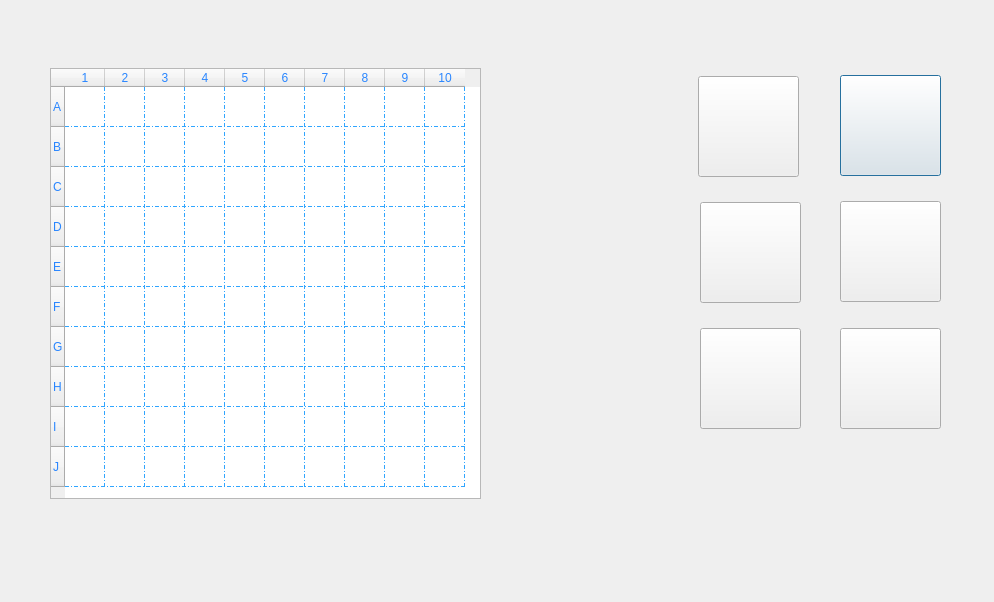
The window that dialoggetarm.ui (pouya-prh/Battle_Ship) describes before a commit, drawn with Qt 5.
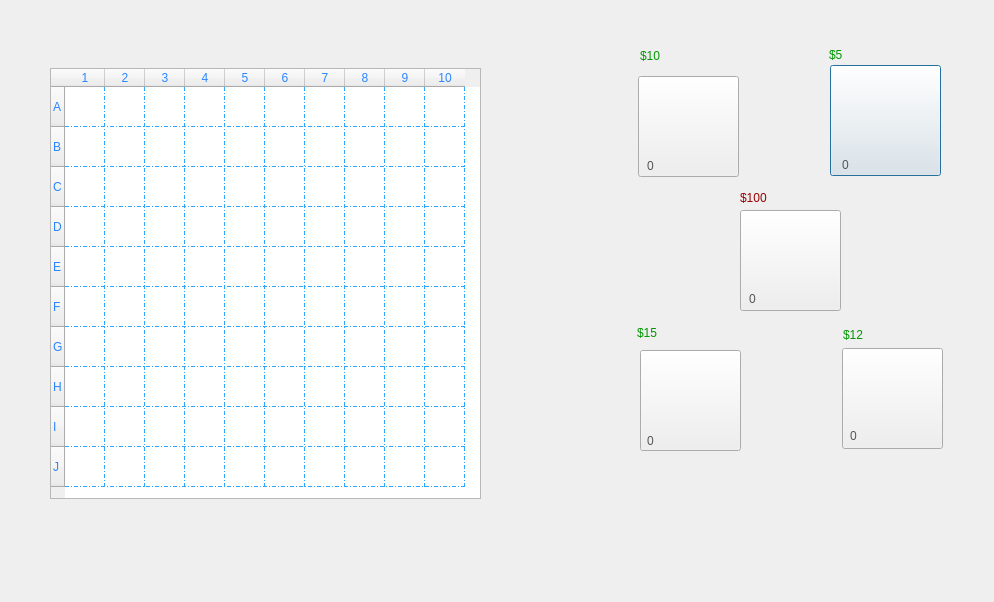
The same window after the commit. Icons and pictures are not drawn. Custom widgets are drawn as their Qt base class.

The edit to the form file:
```diff
--- a/dialoggetarm.ui
+++ b/dialoggetarm.ui
@@ -194,10 +194,10 @@
   <widget class="QPushButton" name="pushButton">
    <property name="geometry">
     <rect>
-     <x>840</x>
-     <y>75</y>
-     <width>101</width>
-     <height>101</height>
+     <x>830</x>
+     <y>65</y>
+     <width>111</width>
+     <height>111</height>
     </rect>
    </property>
    <property name="styleSheet">
@@ -210,24 +210,8 @@
   <widget class="QPushButton" name="pushButton_2">
    <property name="geometry">
     <rect>
-     <x>840</x>
-     <y>328</y>
-     <width>101</width>
-     <height>101</height>
-    </rect>
-   </property>
-   <property name="styleSheet">
-    <string notr="true">image: url(:/Recommended Source Files/Recommended Source Files/Images/lineattac.png);</string>
-   </property>
-   <property name="text">
-    <string/>
-   </property>
-  </widget>
-  <widget class="QPushButton" name="pushButton_3">
-   <property name="geometry">
-    <rect>
-     <x>840</x>
-     <y>201</y>
+     <x>842</x>
+     <y>348</y>
      <width>101</width>
      <height>101</height>
     </rect>
@@ -242,7 +226,7 @@
   <widget class="QPushButton" name="pushButton_4">
    <property name="geometry">
     <rect>
-     <x>698</x>
+     <x>638</x>
      <y>76</y>
      <width>101</width>
      <height>101</height>
@@ -258,8 +242,8 @@
   <widget class="QPushButton" name="pushButton_5">
    <property name="geometry">
     <rect>
-     <x>700</x>
-     <y>202</y>
+     <x>640</x>
+     <y>350</y>
      <width>101</width>
      <height>101</height>
     </rect>
@@ -274,8 +258,8 @@
   <widget class="QPushButton" name="pushButton_6">
    <property name="geometry">
     <rect>
-     <x>700</x>
-     <y>328</y>
+     <x>740</x>
+     <y>210</y>
      <width>101</width>
      <height>101</height>
     </rect>
@@ -287,6 +271,216 @@
     <string/>
    </property>
   </widget>
+  <widget class="QLabel" name="label">
+   <property name="geometry">
+    <rect>
+     <x>640</x>
+     <y>40</y>
+     <width>41</width>
+     <height>31</height>
+    </rect>
+   </property>
+   <property name="styleSheet">
+    <string notr="true">background-image: url(:/Recommended Source Files/Recommended Source Files/Images/WhiteBackG.png);
+font: 10pt &quot;BYRIL_Sea_Battle2&quot;;
+color: rgb(0, 150, 0);</string>
+   </property>
+   <property name="text">
+    <string>$10</string>
+   </property>
+   <property name="alignment">
+    <set>Qt::AlignLeading|Qt::AlignLeft|Qt::AlignVCenter</set>
+   </property>
+  </widget>
+  <widget class="QLabel" name="label_2">
+   <property name="geometry">
+    <rect>
+     <x>829</x>
+     <y>39</y>
+     <width>41</width>
+     <height>31</height>
+    </rect>
+   </property>
+   <property name="styleSheet">
+    <string notr="true">background-image: url(:/Recommended Source Files/Recommended Source Files/Images/WhiteBackG.png);
+font: 10pt &quot;BYRIL_Sea_Battle2&quot;;
+color: rgb(0, 150, 0);</string>
+   </property>
+   <property name="text">
+    <string>$5</string>
+   </property>
+   <property name="alignment">
+    <set>Qt::AlignLeading|Qt::AlignLeft|Qt::AlignVCenter</set>
+   </property>
+  </widget>
+  <widget class="QLabel" name="label_3">
+   <property name="geometry">
+    <rect>
+     <x>637</x>
+     <y>317</y>
+     <width>41</width>
+     <height>31</height>
+    </rect>
+   </property>
+   <property name="styleSheet">
+    <string notr="true">background-image: url(:/Recommended Source Files/Recommended Source Files/Images/WhiteBackG.png);
+font: 10pt &quot;BYRIL_Sea_Battle2&quot;;
+color: rgb(0, 150, 0);</string>
+   </property>
+   <property name="text">
+    <string>$15</string>
+   </property>
+   <property name="alignment">
+    <set>Qt::AlignLeading|Qt::AlignLeft|Qt::AlignVCenter</set>
+   </property>
+  </widget>
+  <widget class="QLabel" name="label_4">
+   <property name="geometry">
+    <rect>
+     <x>843</x>
+     <y>319</y>
+     <width>41</width>
+     <height>31</height>
+    </rect>
+   </property>
+   <property name="styleSheet">
+    <string notr="true">background-image: url(:/Recommended Source Files/Recommended Source Files/Images/WhiteBackG.png);
+font: 10pt &quot;BYRIL_Sea_Battle2&quot;;
+color: rgb(0, 150, 0);</string>
+   </property>
+   <property name="text">
+    <string>$12</string>
+   </property>
+   <property name="alignment">
+    <set>Qt::AlignLeading|Qt::AlignLeft|Qt::AlignVCenter</set>
+   </property>
+  </widget>
+  <widget class="QLabel" name="label_5">
+   <property name="geometry">
+    <rect>
+     <x>740</x>
+     <y>182</y>
+     <width>51</width>
+     <height>31</height>
+    </rect>
+   </property>
+   <property name="styleSheet">
+    <string notr="true">background-image: url(:/Recommended Source Files/Recommended Source Files/Images/WhiteBackG.png);
+font: 10pt &quot;BYRIL_Sea_Battle2&quot;;
+color: rgb(150, 0, 0);</string>
+   </property>
+   <property name="text">
+    <string>$100</string>
+   </property>
+   <property name="alignment">
+    <set>Qt::AlignLeading|Qt::AlignLeft|Qt::AlignVCenter</set>
+   </property>
+  </widget>
+  <widget class="QLabel" name="airDefanceCounter">
+   <property name="geometry">
+    <rect>
+     <x>640</x>
+     <y>155</y>
+     <width>21</width>
+     <height>21</height>
+    </rect>
+   </property>
+   <property name="styleSheet">
+    <string notr="true">background-image: url(:/Recommended Source Files/Recommended Source Files/Images/WhiteBackG.png);
+font: 10pt &quot;BYRIL_Sea_Battle2&quot;;
+color: rgb(85, 85, 85);</string>
+   </property>
+   <property name="text">
+    <string>0</string>
+   </property>
+   <property name="alignment">
+    <set>Qt::AlignCenter</set>
+   </property>
+  </widget>
+  <widget class="QLabel" name="mineCounter">
+   <property name="geometry">
+    <rect>
+     <x>835</x>
+     <y>154</y>
+     <width>21</width>
+     <height>21</height>
+    </rect>
+   </property>
+   <property name="styleSheet">
+    <string notr="true">background-image: url(:/Recommended Source Files/Recommended Source Files/Images/WhiteBackG.png);
+font: 10pt &quot;BYRIL_Sea_Battle2&quot;;
+color: rgb(85, 85, 85);</string>
+   </property>
+   <property name="text">
+    <string>0</string>
+   </property>
+   <property name="alignment">
+    <set>Qt::AlignCenter</set>
+   </property>
+  </widget>
+  <widget class="QLabel" name="trackerCounter">
+   <property name="geometry">
+    <rect>
+     <x>640</x>
+     <y>430</y>
+     <width>21</width>
+     <height>21</height>
+    </rect>
+   </property>
+   <property name="styleSheet">
+    <string notr="true">background-image: url(:/Recommended Source Files/Recommended Source Files/Images/WhiteBackG.png);
+font: 10pt &quot;BYRIL_Sea_Battle2&quot;;
+color: rgb(85, 85, 85);</string>
+   </property>
+   <property name="text">
+    <string>0</string>
+   </property>
+   <property name="alignment">
+    <set>Qt::AlignCenter</set>
+   </property>
+  </widget>
+  <widget class="QLabel" name="linearAttackCounter">
+   <property name="geometry">
+    <rect>
+     <x>843</x>
+     <y>425</y>
+     <width>21</width>
+     <height>21</height>
+    </rect>
+   </property>
+   <property name="styleSheet">
+    <string notr="true">background-image: url(:/Recommended Source Files/Recommended Source Files/Images/WhiteBackG.png);
+font: 10pt &quot;BYRIL_Sea_Battle2&quot;;
+color: rgb(85, 85, 85);</string>
+   </property>
+   <property name="text">
+    <string>0</string>
+   </property>
+   <property name="alignment">
+    <set>Qt::AlignCenter</set>
+   </property>
+  </widget>
+  <widget class="QLabel" name="atomicBombCounter">
+   <property name="geometry">
+    <rect>
+     <x>742</x>
+     <y>288</y>
+     <width>21</width>
+     <height>21</height>
+    </rect>
+   </property>
+   <property name="styleSheet">
+    <string notr="true">background-image: url(:/Recommended Source Files/Recommended Source Files/Images/WhiteBackG.png);
+font: 10pt &quot;BYRIL_Sea_Battle2&quot;;
+color: rgb(85, 85, 85);</string>
+   </property>
+   <property name="text">
+    <string>0</string>
+   </property>
+   <property name="alignment">
+    <set>Qt::AlignCenter</set>
+   </property>
+  </widget>
  </widget>
  <customwidgets>
   <customwidget>
```
Left out of the diff: 10 changed lines with no effect on the pictures.
